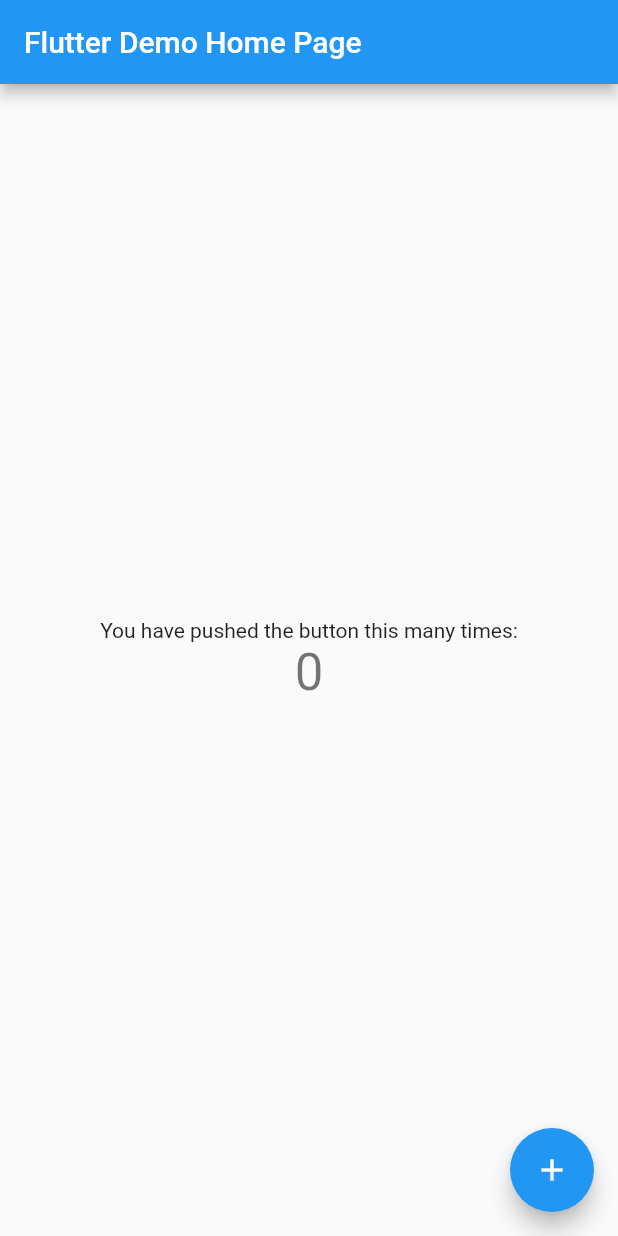
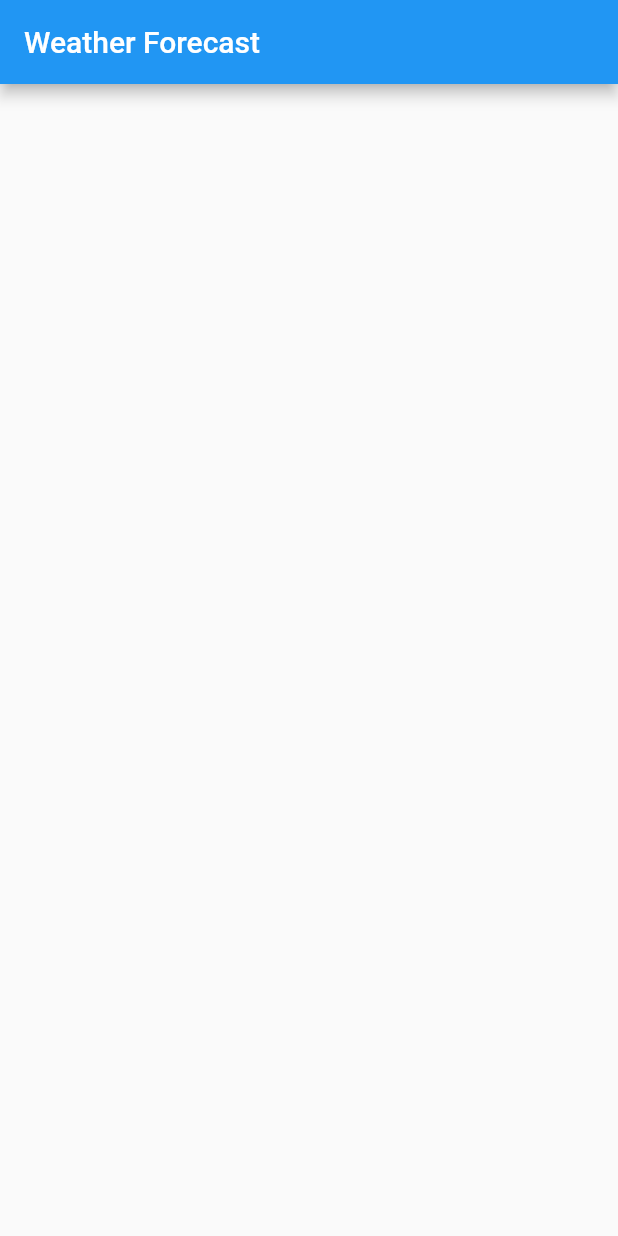
Before and after one commit to PratthamArora/Weather-Forecast, a Flutter app: the screen it shows after launch, on a phone screen of 412 x 824 dp. Run offline on Flutter 3.47's test engine with Material 2 defaults, Android fonts, the phone set to English and light mode, and no system bars.

Commit message:
initial project structure

```diff
--- a/lib/main.dart
+++ b/lib/main.dart
@@ -1,111 +1,7 @@
 import 'package:flutter/material.dart';
+import 'package:weatherme/weather_forecast.dart';
 
-void main() => runApp(MyApp());
-
-class MyApp extends StatelessWidget {
-  // This widget is the root of your application.
-  @override
-  Widget build(BuildContext context) {
-    return MaterialApp(
-      title: 'Flutter Demo',
-      theme: ThemeData(
-        // This is the theme of your application.
-        //
-        // Try running your application with "flutter run". You'll see the
-        // application has a blue toolbar. Then, without quitting the app, try
-        // changing the primarySwatch below to Colors.green and then invoke
-        // "hot reload" (press "r" in the console where you ran "flutter run",
-        // or simply save your changes to "hot reload" in a Flutter IDE).
-        // Notice that the counter didn't reset back to zero; the application
-        // is not restarted.
-        primarySwatch: Colors.blue,
-      ),
-      home: MyHomePage(title: 'Flutter Demo Home Page'),
-    );
-  }
-}
-
-class MyHomePage extends StatefulWidget {
-  MyHomePage({Key key, this.title}) : super(key: key);
-
-  // This widget is the home page of your application. It is stateful, meaning
-  // that it has a State object (defined below) that contains fields that affect
-  // how it looks.
-
-  // This class is the configuration for the state. It holds the values (in this
-  // case the title) provided by the parent (in this case the App widget) and
-  // used by the build method of the State. Fields in a Widget subclass are
-  // always marked "final".
-
-  final String title;
-
-  @override
-  _MyHomePageState createState() => _MyHomePageState();
-}
-
-class _MyHomePageState extends State<MyHomePage> {
-  int _counter = 0;
-
-  void _incrementCounter() {
-    setState(() {
-      // This call to setState tells the Flutter framework that something has
-      // changed in this State, which causes it to rerun the build method below
-      // so that the display can reflect the updated values. If we changed
-      // _counter without calling setState(), then the build method would not be
-      // called again, and so nothing would appear to happen.
-      _counter++;
-    });
-  }
-
-  @override
-  Widget build(BuildContext context) {
-    // This method is rerun every time setState is called, for instance as done
-    // by the _incrementCounter method above.
-    //
-    // The Flutter framework has been optimized to make rerunning build methods
-    // fast, so that you can just rebuild anything that needs updating rather
-    // than having to individually change instances of widgets.
-    return Scaffold(
-      appBar: AppBar(
-        // Here we take the value from the MyHomePage object that was created by
-        // the App.build method, and use it to set our appbar title.
-        title: Text(widget.title),
-      ),
-      body: Center(
-        // Center is a layout widget. It takes a single child and positions it
-        // in the middle of the parent.
-        child: Column(
-          // Column is also a layout widget. It takes a list of children and
-          // arranges them vertically. By default, it sizes itself to fit its
-          // children horizontally, and tries to be as tall as its parent.
-          //
-          // Invoke "debug painting" (press "p" in the console, choose the
-          // "Toggle Debug Paint" action from the Flutter Inspector in Android
-          // Studio, or the "Toggle Debug Paint" command in Visual Studio Code)
-          // to see the wireframe for each widget.
-          //
-          // Column has various properties to control how it sizes itself and
-          // how it positions its children. Here we use mainAxisAlignment to
-          // center the children vertically; the main axis here is the vertical
-          // axis because Columns are vertical (the cross axis would be
-          // horizontal).
-          mainAxisAlignment: MainAxisAlignment.center,
-          children: <Widget>[
-            Text(
-              'You have pushed the button this many times:',
-            ),
-            Text(
-              '$_counter',
-              style: Theme.of(context).textTheme.display1,
-            ),
-          ],
-        ),
-      ),
-      floatingActionButton: FloatingActionButton(
-        onPressed: _incrementCounter,
-        tooltip: 'Increment',
-        child: Icon(Icons.add),
-      ), // This trailing comma makes auto-formatting nicer for build methods.
-    );
-  }
-}
+void main() => runApp(MaterialApp(
+      debugShowCheckedModeBanner: false,
+      home: WeatherForecast(),
+    ));
--- /dev/null
+++ b/lib/weather_forecast.dart
@@ -0,0 +1,17 @@
+import 'package:flutter/material.dart';
+
+class WeatherForecast extends StatefulWidget {
+  @override
+  _WeatherForecastState createState() => _WeatherForecastState();
+}
+
+class _WeatherForecastState extends State<WeatherForecast> {
+  @override
+  Widget build(BuildContext context) {
+    return Scaffold(
+      appBar: AppBar(
+        title: Text('Weather Forecast'),
+      ),
+    );
+  }
+}
```
Also changed, not shown: 1 other file.
